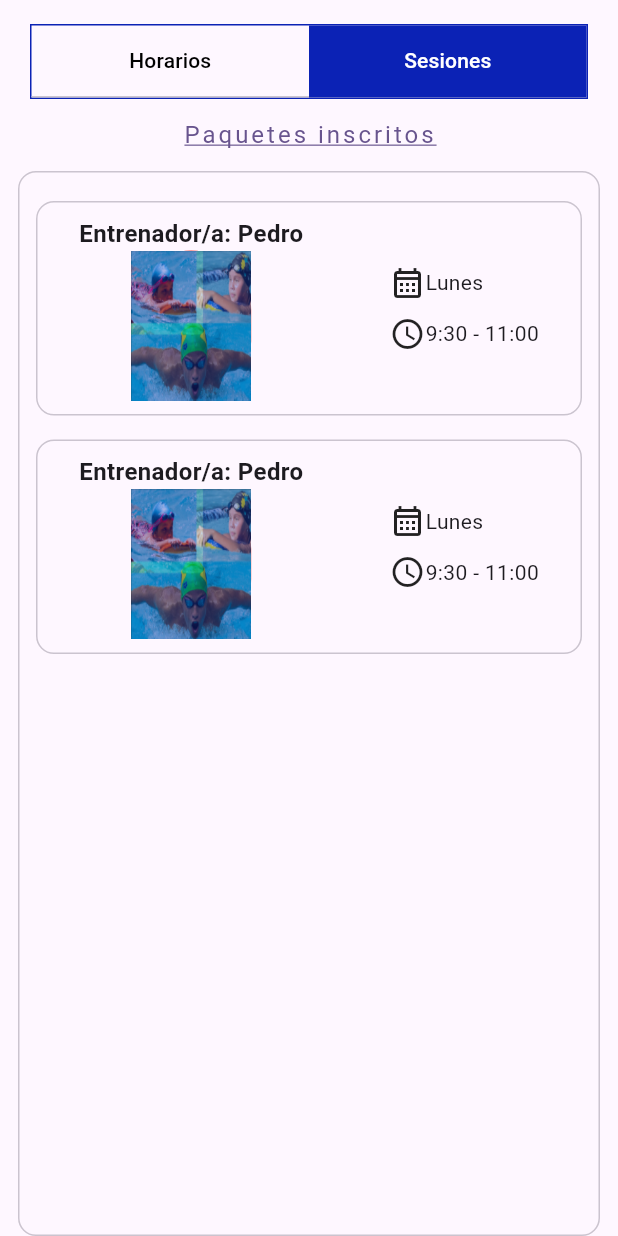
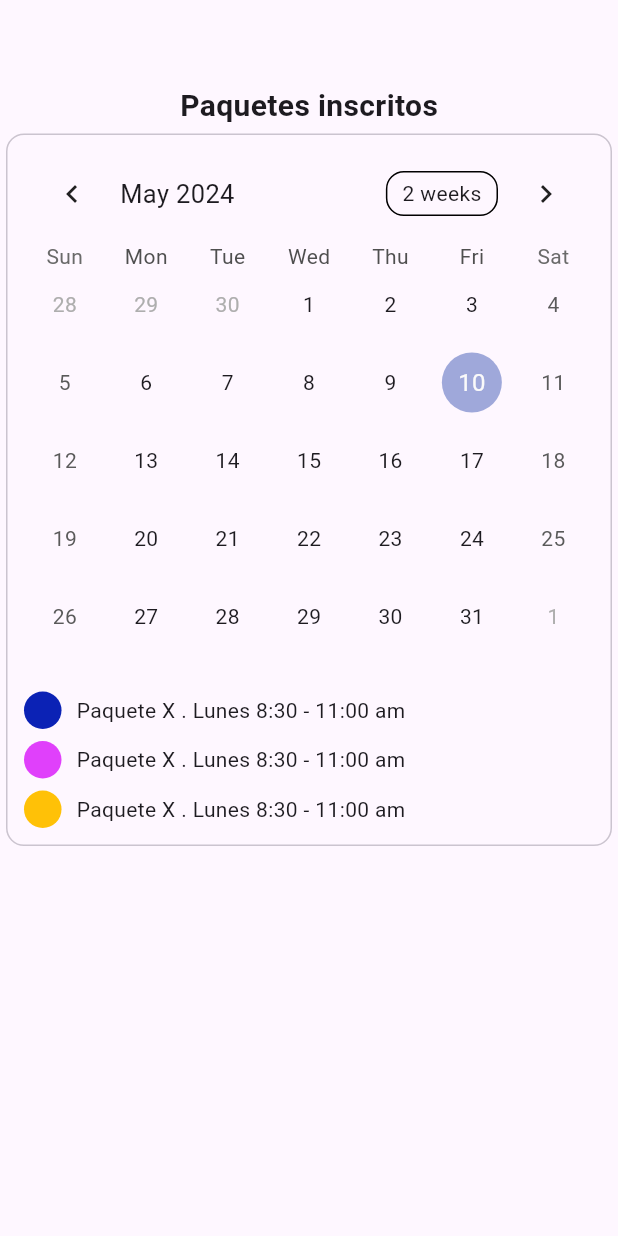
Before and after one commit to joemcara/swimmast_movil, a Flutter app: the HistoryScreen screen opened directly, tab 2 chosen, after a tap on "Paquetes inscritos", on a phone screen of 412 x 824 dp. Run offline on Flutter 3.47's test engine with Material 3 defaults, Android fonts, the phone set to English and light mode, and no system bars; drawn by our look-alikes of table_calendar.

Commit message:
swimmast card and sessions screen created

```diff
--- a/lib/main.dart
+++ b/lib/main.dart
@@ -1,4 +1,6 @@
 import 'package:flutter/material.dart';
+import 'package:intl/date_symbol_data_file.dart';
+import 'package:intl/find_locale.dart';
 import 'package:swimmast_movil/screens/memberScreens/shop_Screens/shop_screen.dart';
 import 'package:swimmast_movil/screens/sign_in_screen.dart';
 import 'package:swimmast_movil/shared/bottom_navs.dart/bottom_nav_bar.dart';
@@ -17,7 +19,6 @@ class MyApp extends StatelessWidget {
       title: 'Flutter Demo',
       theme: ThemeData(
         appBarTheme: const AppBarTheme(
-
           surfaceTintColor: Colors.white,
         ),
         colorScheme: ColorScheme.fromSeed(seedColor: Colors.deepPurple),
--- a/lib/screens/memberScreens/history_screen.dart
+++ b/lib/screens/memberScreens/history_screen.dart
@@ -1,8 +1,11 @@
 import 'package:flutter/material.dart';
+import 'package:swimmast_movil/screens/memberScreens/packages_screen.dart';
 import 'package:swimmast_movil/shared/button.dart';
 import 'package:swimmast_movil/shared/constants.dart';
 import 'package:swimmast_movil/shared/custom_date_dropdown.dart';
 import 'package:swimmast_movil/shared/swimmast_tabs.dart';
+import 'package:swimmast_movil/widgets/swimmast_card.dart';
+import 'package:swimmast_movil/widgets/swimmast_icon_text.dart';
 
 class HistoryScreen extends StatefulWidget {
   const HistoryScreen({super.key});
@@ -42,13 +45,22 @@ class _HistoryScrenState extends State<HistoryScreen> {
                   },
                 ),
                 const Schedule(sessions: [
-                  {"name": "500 Freestyle", "time": "5:09"}
+                  {"name": "500 Freestyle", "time": "5:09"},
+                  {"name": "500 Freestyle", "time": "5:09"},
+                  {"name": "500 Freestyle", "time": "5:09"},
                 ])
               ],
             ),
             Column(
               children: [
-                CustomTextButton(text: "Paquetes inscritos", onPressed: () {}),
+                CustomTextButton(
+                    text: "Paquetes inscritos",
+                    onPressed: () {
+                      Navigator.push(
+                          context,
+                          MaterialPageRoute(
+                              builder: (context) => const PackageScreen()));
+                    }),
                 const Session(),
               ],
             )
@@ -68,60 +80,43 @@ class Session extends StatelessWidget {
         child: Card.outlined(
       margin: const EdgeInsets.symmetric(horizontal: 12),
       child: Padding(
-        padding: const EdgeInsets.symmetric(horizontal: 12, vertical: 12),
+        padding: const EdgeInsets.symmetric(horizontal: 12, vertical: 4),
         child: ListView.builder(
           itemCount: 2,
           itemBuilder: (_, index) {
-            return Card.outlined(
-                margin: const EdgeInsets.symmetric(vertical: 8),
-                child: Padding(
-                  padding: const EdgeInsets.symmetric(vertical: 10),
+            return const SwimmastCard(
+              height: 100,
               child: Row(
                 mainAxisAlignment: MainAxisAlignment.spaceAround,
                 children: [
+                  Column(children: []),
                   Column(
-                        children: [
-                          const Text(
-                            "Entrenador/a: Pedro",
-                            style: TextStyle(
-                                fontWeight: FontWeight.bold, fontSize: 16),
-                          ),
-                          Container(
-                            decoration: BoxDecoration(
-                                borderRadius: BorderRadius.circular(200),
-                                color: Colors.red),
-                            child: Image.asset(
-                              "lib/assets/swim.png",
-                              height: 100,
-                              width: 80,
-                              fit: BoxFit.fill,
-                            ),
-                          ),
-                        ],
-                      ),
-                      const Column(
+                    mainAxisAlignment: MainAxisAlignment.center,
                     crossAxisAlignment: CrossAxisAlignment.start,
                     children: [
-                          Row(
-                            children: [
-                              Icon(Icons.calendar_month_outlined),
-                              Text("Lunes")
-                            ],
+                      Text(
+                        "Nombre de rutina 1",
+                        style: TextStyle(fontWeight: FontWeight.bold),
                       ),
                       SizedBox(
                         height: 10,
                       ),
-                          Row(
-                            children: [
-                              Icon(Icons.watch_later_outlined),
-                              Text("9:30 - 11:00")
-                            ],
-                          )
+                      SwimmastIconText(
+                        text: "Lunes",
+                        icon: Icon(Icons.calendar_month_outlined),
+                      ),
+                      SizedBox(
+                        height: 10,
+                      ),
+                      SwimmastIconText(
+                        text: "9:30 - 11:00",
+                        icon: Icon(Icons.watch_later_outlined),
+                      ),
                     ],
                   )
                 ],
               ),
-                ));
+            );
           },
         ),
       ),
@@ -147,30 +142,9 @@ class Schedule extends StatelessWidget {
             borderRadius: BorderRadius.circular(10)),
         child: ListView.builder(
             itemCount: sessions.length,
-            padding: const EdgeInsets.all(6),
-            itemBuilder: (_, index) => Container(
-                  padding: const EdgeInsets.symmetric(vertical: 5),
-                  child: Container(
-                      padding: const EdgeInsets.all(0),
-                      decoration: BoxDecoration(
-                        border: Border.all(color: Colors.grey),
-                        borderRadius: BorderRadius.circular(10),
-                      ),
-                      child: Row(
-                        children: [
-                          Container(
-                            width: 16,
-                            height: 80,
-                            decoration: const BoxDecoration(
-                                borderRadius: BorderRadius.only(
-                                    topLeft: Radius.circular(10),
-                                    bottomLeft: Radius.circular(10)),
-                                color: system_blue),
-                          ),
-                          const SizedBox(
-                            width: 10,
-                          ),
-                          Column(
+            itemBuilder: (_, index) => SwimmastCard(
+                    child: Column(
+                  mainAxisAlignment: MainAxisAlignment.center,
                   crossAxisAlignment: CrossAxisAlignment.start,
                   children: [
                     Text(
@@ -182,22 +156,15 @@ class Schedule extends StatelessWidget {
                     const SizedBox(
                       height: 10,
                     ),
-                              Row(
-                                mainAxisAlignment: MainAxisAlignment.start,
-                                children: [
-                                  const Icon(
+                    SwimmastIconText(
+                      text: sessions[index]["time"] ?? "",
+                      icon: const Icon(
                         Icons.watch_later_outlined,
                         size: 16,
                       ),
-                                  Text(sessions[index]["time"] ?? "")
-                                  // Text("5:09")
+                    ),
                   ],
-                              )
-                            ],
-                          )
-                        ],
-                      )),
-                )),
+                ))),
       ),
     );
   }
--- /dev/null
+++ b/lib/screens/memberScreens/packages_screen.dart
@@ -0,0 +1,88 @@
+import 'package:flutter/material.dart';
+import 'package:swimmast_movil/shared/constants.dart';
+import 'package:table_calendar/table_calendar.dart';
+
+class PackageScreen extends StatefulWidget {
+  const PackageScreen({super.key});
+
+  @override
+  State<PackageScreen> createState() => _PackageScreenState();
+}
+
+class _PackageScreenState extends State<PackageScreen> {
+  CalendarFormat _calendarFormat = CalendarFormat.month;
+  @override
+  Widget build(BuildContext context) {
+    return Scaffold(
+      appBar: AppBar(
+        automaticallyImplyLeading: false,
+      ),
+      body: Center(
+        child: Column(
+          children: [
+            const Text(
+              "Paquetes inscritos",
+              style: TextStyle(fontWeight: FontWeight.bold, fontSize: 20),
+            ),
+            Card.outlined(
+                child: Padding(
+                    padding:
+                        const EdgeInsets.symmetric(horizontal: 12, vertical: 8),
+                    child: Column(
+                      children: [
+                        TableCalendar(
+                          // onDaySelected: (DateTime start, DateTime end) {
+                          //   print(start);
+                          //   print(end);
+                          // },
+                          onRangeSelected: (DateTime? start, DateTime? middle,
+                              DateTime end) {},
+                          focusedDay: DateTime.now(),
+                          firstDay: DateTime(2000),
+                          lastDay: DateTime(2025),
+                          onFormatChanged: (CalendarFormat format) {
+                            setState(() {
+                              _calendarFormat = format;
+                            });
+                          },
+                          calendarFormat: _calendarFormat,
+                        ),
+                        const SizedBox(
+                          height: 20,
+                        ),
+                        Column(
+                          children: [
+                            _packageInfo(null, null),
+                            _packageInfo(Colors.purpleAccent, null),
+                            _packageInfo(Colors.amber, null),
+                          ],
+                        )
+                      ],
+                    )))
+          ],
+        ),
+      ),
+    );
+  }
+
+  Widget _packageInfo(Color? color, String? name) {
+    return Container(
+      margin: const EdgeInsets.symmetric(vertical: 4),
+      child: Row(
+        children: [
+          Container(
+            height: 25,
+            width: 25,
+            decoration: BoxDecoration(
+                borderRadius: BorderRadius.circular(20),
+                color: color ?? swimmastBlue),
+          ),
+          const SizedBox(
+            width: 10,
+          ),
+          Text("Paquete X . Lunes ${8}:30 - 11:00 am")
+        ],
+      ),
+    );
+  }
+}
--- a/lib/screens/memberScreens/profile_screen.dart
+++ b/lib/screens/memberScreens/profile_screen.dart
@@ -44,7 +44,7 @@ class ProfileScreen extends StatelessWidget {
                 CustomTextButton(
                   text: "Editar perfil",
                   onPressed: () {},
-                  text_color: system_blue,
+                  text_color: swimmastBlue,
                 ),
                 Container(
                   padding: const EdgeInsets.symmetric(horizontal: 16),
@@ -73,7 +73,7 @@ class ProfileScreen extends StatelessWidget {
                         children: [
                           Container(
                             decoration: const BoxDecoration(
-                                color: system_blue,
+                                color: swimmastBlue,
                                 borderRadius:
                                     BorderRadius.all(Radius.circular(100))),
                             padding: const EdgeInsets.all(6),
--- a/lib/shared/button.dart
+++ b/lib/shared/button.dart
@@ -9,7 +9,7 @@ class CustomButton extends StatelessWidget {
   @override
   Widget build(BuildContext context) {
     return FilledButton(
-        style: FilledButton.styleFrom(backgroundColor: system_yellow),
+        style: FilledButton.styleFrom(backgroundColor: swimmastYellow),
         onPressed: () {
           onPressed();
         },
@@ -17,7 +17,7 @@ class CustomButton extends StatelessWidget {
           text,
           style: const TextStyle(
               letterSpacing: 3,
-              color: system_blue,
+              color: swimmastBlue,
               fontSize: 20,
               fontWeight: FontWeight.w500),
         ));
--- a/lib/shared/constants.dart
+++ b/lib/shared/constants.dart
@@ -1,6 +1,7 @@
 import 'package:flutter/material.dart';
 
-const Color system_blue = Color.fromRGBO(11, 34, 181, 1);
-const Color system_yellow = Color.fromRGBO(244, 232, 105, 1);
-
+const Color swimmastBlue = Color.fromRGBO(11, 34, 181, 1);
+const Color swimmastYellow = Color.fromRGBO(244, 232, 105, 1);
+const Color swimmastGreen = Color.fromRGBO(71, 223, 00, 1);
+const Color swimmastRed = Color.fromRGBO(181, 11, 1, 1);
 int global = 3;
--- a/lib/shared/profile_header.dart
+++ b/lib/shared/profile_header.dart
@@ -20,7 +20,7 @@ class ProfileHeader extends StatelessWidget {
         ),
         Container(
             decoration: const BoxDecoration(
-                color: system_blue,
+                color: swimmastBlue,
                 borderRadius:
                     BorderRadius.only(bottomLeft: Radius.circular(150))),
             height: 120,
--- a/lib/shared/swimmast_tabs.dart
+++ b/lib/shared/swimmast_tabs.dart
@@ -8,7 +8,7 @@ class SwimmastTabs extends StatelessWidget {
   Widget build(BuildContext context) {
     return Container(
       margin: const EdgeInsets.symmetric(horizontal: 20),
-      decoration: BoxDecoration(border: Border.all(color: system_blue)),
+      decoration: BoxDecoration(border: Border.all(color: swimmastBlue)),
       child: TabBar(
         tabAlignment: TabAlignment.fill,
         enableFeedback: false,
@@ -16,7 +16,7 @@ class SwimmastTabs extends StatelessWidget {
         unselectedLabelColor: Colors.black,
         indicatorSize: TabBarIndicatorSize.tab,
         indicator: BoxDecoration(
-          color: system_blue,
+          color: swimmastBlue,
           borderRadius: BorderRadius.circular(0),
         ),
         tabs: tabNames
--- /dev/null
+++ b/lib/widgets/swimmast_card.dart
@@ -0,0 +1,41 @@
+import 'package:flutter/material.dart';
+import 'package:flutter/widgets.dart';
+import 'package:swimmast_movil/shared/constants.dart';
+import 'package:swimmast_movil/widgets/swimmast_icon_text.dart';
+
+class SwimmastCard extends StatelessWidget {
+  final Color? color;
+  final Widget child;
+  final double? height;
+  final EdgeInsets? margin;
+  const SwimmastCard(
+      {super.key, required this.child, this.color, this.height, this.margin});
+
+  @override
+  Widget build(BuildContext context) {
+    return Container(
+        height: height ?? 80,
+        // padding: const EdgeInsets.all(10),
+        margin: margin ?? EdgeInsets.symmetric(vertical: 8),
+        decoration: BoxDecoration(
+          border: Border.all(color: Colors.grey),
+          borderRadius: BorderRadius.circular(10),
+        ),
+        child: Row(
+          children: [
+            Container(
+              width: 16,
+              decoration: BoxDecoration(
+                  borderRadius: const BorderRadius.only(
+                      topLeft: Radius.circular(10),
+                      bottomLeft: Radius.circular(10)),
+                  color: color ?? swimmastBlue),
+            ),
+            const SizedBox(
+              width: 10,
+            ),
+            child,
+          ],
+        ));
+  }
+}
--- /dev/null
+++ b/lib/widgets/swimmast_icon_text.dart
@@ -0,0 +1,23 @@
+import 'package:flutter/material.dart';
+
+class SwimmastIconText extends StatelessWidget {
+  final String text;
+  final Icon icon;
+  const SwimmastIconText({super.key, required this.text, required this.icon});
+
+  @override
+  Widget build(BuildContext context) {
+    return Row(
+      children: [
+        icon,
+        const SizedBox(
+          width: 5,
+        ),
+        Text(
+          text,
+          style: const TextStyle(fontSize: 16),
+        ),
+      ],
+    );
+  }
+}
--- a/lib/widgets/widget_notification.dart
+++ b/lib/widgets/widget_notification.dart
@@ -1,4 +1,6 @@
 import 'package:flutter/material.dart';
+import 'package:swimmast_movil/shared/constants.dart';
+import 'package:swimmast_movil/widgets/swimmast_card.dart';
 
 class NotificationWidget extends StatelessWidget {
   final String notificationId;
@@ -6,13 +8,11 @@ class NotificationWidget extends StatelessWidget {
   final String description;
   final Function deleteNotification;
   const NotificationWidget(
-      {
-      super.key,
+      {super.key,
       required this.notificationId,
       required this.title,
       required this.description,
-      required this.deleteNotification
-      });
+      required this.deleteNotification});
 
   @override
   Widget build(BuildContext context) {
@@ -25,16 +25,27 @@ class NotificationWidget extends StatelessWidget {
           alignment: Alignment.centerRight,
           child: const Icon(Icons.delete, color: Colors.white, size: 30),
         ),
-      onDismissed:(direction) {
+        onDismissed: (direction) {
           deleteNotification(notificationId);
         },
-      child: Card.outlined(
-          margin: const EdgeInsets.symmetric(horizontal: 15, vertical: 5),
-          child: ListTile(
-            title: Text(title),
-            subtitle:
-                Text(description, style: const TextStyle(color: Colors.grey)),
-          )),
-    );
+        child: SwimmastCard(
+            margin: const EdgeInsets.symmetric(horizontal: 5, vertical: 10),
+            color: swimmastGreen,
+            child: Column(
+              mainAxisAlignment: MainAxisAlignment.center,
+              crossAxisAlignment: CrossAxisAlignment.start,
+              children: [
+                Text(title),
+                Text(description, style: const TextStyle(color: Colors.grey))
+              ],
+            )
+            // child: Card.outlined(
+            //     margin: const EdgeInsets.symmetric(horizontal: 15, vertical: 5),
+            //     child: ListTile(
+            //       title: Text(title),
+            //       subtitle:
+            //           Text(description, style: const TextStyle(color: Colors.grey)),
+            //     )),
+            ));
   }
 }
--- a/pubspec.yaml
+++ b/pubspec.yaml
@@ -40,6 +40,8 @@ dependencies:
   firebase_storage: ^11.7.4
   firebase_core: ^2.30.1
   get: ^4.6.6
+  table_calendar: ^3.1.1
+  intl: ^0.19.0
 
 dev_dependencies:
   flutter_test:
```
Also changed, not shown: pubspec.lock. Lines whose indentation alone changed are shown as unchanged.
